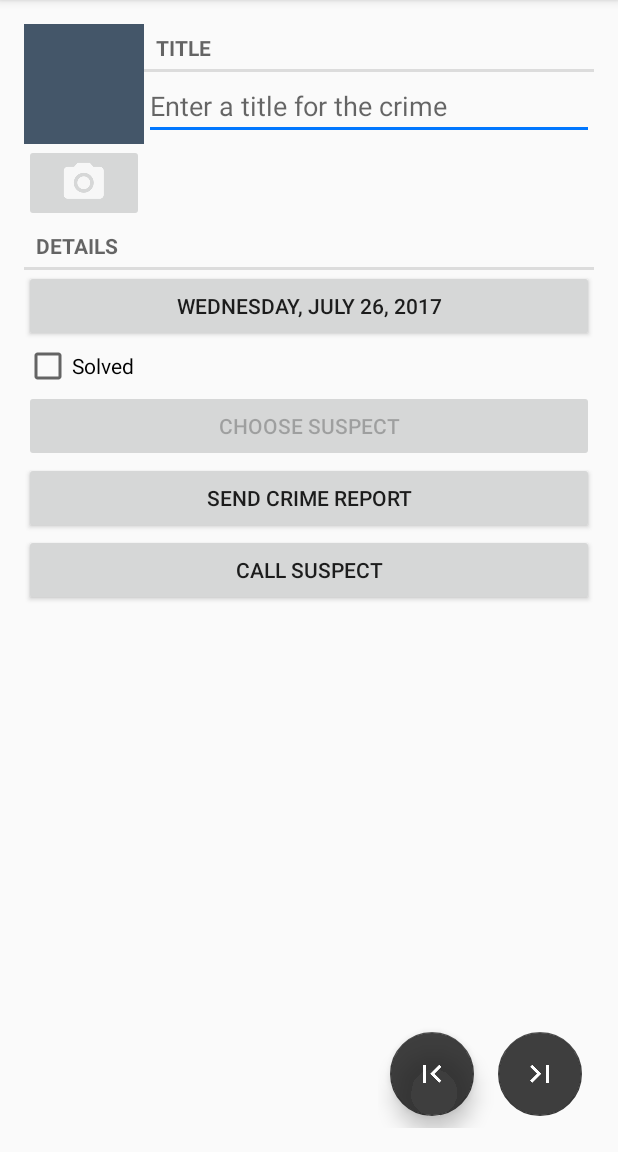
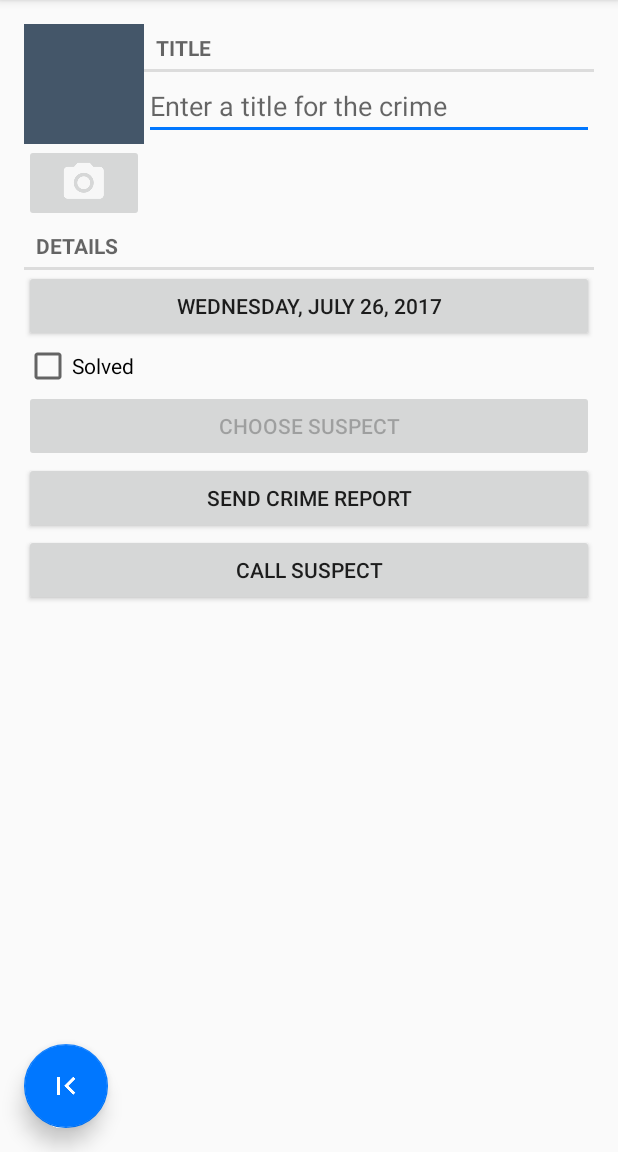
Before and after one commit to caiyonglong/Criminal_Note, an Android app: the screen it shows after launch (CrimePagerActivity), after a tap on "New Crime", on a phone screen of 412 x 824 dp, the part 84-1236 px from its top. Run offline under Robolectric (Android 15) with nearby library versions, the phone set to English and light mode, and no system bars; 2 other taps on this screen came first.

Commit message:
优化跳转按钮的响应逻辑

```diff
--- a/app/build.gradle
+++ b/app/build.gradle
@@ -31,4 +31,5 @@ dependencies {
     compile 'com.android.support:recyclerview-v7:25.3.1'
     compile 'com.android.support:design:25.3.1'
     testCompile 'junit:junit:4.12'
+    compile 'com.android.support:cardview-v7:25.3.1'
 }
--- a/app/src/main/java/com/ckt/criminal_note/CrimePagerActivity.java
+++ b/app/src/main/java/com/ckt/criminal_note/CrimePagerActivity.java
@@ -2,6 +2,8 @@ package com.ckt.criminal_note;
 
 import android.content.Context;
 import android.content.Intent;
+import android.content.res.ColorStateList;
+import android.graphics.Color;
 import android.support.design.widget.FloatingActionButton;
 import android.support.v4.app.FragmentStatePagerAdapter;
 import android.support.v7.app.AppCompatActivity;
@@ -21,7 +23,7 @@ import java.util.List;
 import java.util.UUID;
 
 public class CrimePagerActivity extends AppCompatActivity
-        implements View.OnClickListener ,CrimeFragment.Callbacks{
+        implements View.OnClickListener, CrimeFragment.Callbacks {
 
 
     public static final String EXTRA_CRIME_ID =
@@ -69,21 +71,27 @@ public class CrimePagerActivity extends AppCompatActivity
             }
         });
 
+        mViewPager.addOnPageChangeListener(new ViewPager.OnPageChangeListener() {
+            @Override
+            public void onPageScrolled(int position, float positionOffset, int positionOffsetPixels) {
+
+            }
+
+            @Override
+            public void onPageSelected(int position) {
+                updateJumpButton(position);
+            }
+
+            @Override
+            public void onPageScrollStateChanged(int state) {
+
+            }
+        });
+
         for (int i = 0; i < mCrimes.size(); i++) {
             if (mCrimes.get(i).getId().equals(crimeId)) {
                 mViewPager.setCurrentItem(i);
-
-                //初始化跳到第一条和最后一条
-                if (i == 0) {
-                    mJumpFirst.setEnabled(false);
-                } else {
-                    mJumpFirst.setEnabled(true);
-                }
-                if (i == mCrimes.size() - 1) {
-                    mJumpLast.setEnabled(false);
-                } else {
-                    mJumpLast.setEnabled(true);
-                }
+                updateJumpButton(i);
                 break;
             }
         }
@@ -96,12 +104,31 @@ public class CrimePagerActivity extends AppCompatActivity
         switch (v.getId()) {
             case R.id.jump_first:
                 mViewPager.setCurrentItem(0);
-                Toast.makeText(CrimePagerActivity.this, "the first one", Toast.LENGTH_SHORT).show();
+                updateJumpButton(0);
                 break;
             case R.id.jump_last:
                 mViewPager.setCurrentItem(mCrimes.size() - 1);
-                Toast.makeText(CrimePagerActivity.this, "the last one", Toast.LENGTH_SHORT).show();
+                updateJumpButton(mCrimes.size() - 1);
                 break;
+        }
+    }
+
+    /**
+     * 更新跳转按钮
+     *
+     * @param position
+     */
+    private void updateJumpButton(int position) {
+
+        if (position == 0) {
+            mJumpFirst.hide();
+        } else {
+            mJumpFirst.show();
+        }
+        if (position == mCrimes.size() - 1) {
+            mJumpLast.hide();
+        } else {
+            mJumpLast.show();
         }
     }
 
--- a/app/src/main/res/drawable/floatbutton.xml
+++ /dev/null
@@ -1,5 +0,0 @@
-<?xml version="1.0" encoding="utf-8"?>
-<selector xmlns:android="http://schemas.android.com/apk/res/android">
-    <item android:drawable="@color/state_no_press" />
-    <item android:drawable="@color/state_press" android:state_pressed="true" />
-</selector>
--- a/app/src/main/res/layout/activity_crime_pager.xml
+++ b/app/src/main/res/layout/activity_crime_pager.xml
@@ -9,20 +9,14 @@
         android:layout_width="match_parent"
         android:layout_height="match_parent" />
 
-    <LinearLayout
-        android:layout_width="wrap_content"
-        android:layout_height="wrap_content"
-        android:layout_gravity="bottom|end"
-        android:layout_margin="16dp">
 
     <android.support.design.widget.FloatingActionButton
         android:id="@+id/jump_first"
         android:layout_width="wrap_content"
         android:layout_height="wrap_content"
-            android:layout_margin="8dp"
-            android:background="@drawable/floatbutton"
+        android:layout_gravity="bottom|end|start"
+        android:layout_margin="16dp"
         android:src="@drawable/ic_first_page"
-            app:backgroundTint="@color/state_no_press"
         app:elevation="8dp"
         app:pressedTranslationZ="16dp" />
 
@@ -30,13 +24,10 @@
         android:id="@+id/jump_last"
         android:layout_width="wrap_content"
         android:layout_height="wrap_content"
-            android:layout_margin="8dp"
-            android:background="@drawable/floatbutton"
+        android:layout_gravity="bottom|end"
+        android:layout_margin="16dp"
         android:src="@drawable/ic_last_page"
-            app:backgroundTint="@color/state_no_press"
         app:elevation="8dp"
         app:pressedTranslationZ="16dp" />
 
-    </LinearLayout>
-
 </FrameLayout>
```
Also changed, not shown: app/src/main/res/layout/list_item_crime.xml (+23 -15 lines), app/src/main/res/drawable-hdpi/ic_warning.png (deleted), app/src/main/res/drawable-mdpi/ic_warning.png (deleted), app/src/main/res/drawable-xhdpi/ic_warning.png (deleted), app/src/main/res/drawable-xxhdpi/ic_warning.png (deleted), app/src/main/res/drawable-xxxhdpi/ic_warning.png (deleted). Lines whose indentation alone changed are shown as unchanged.
